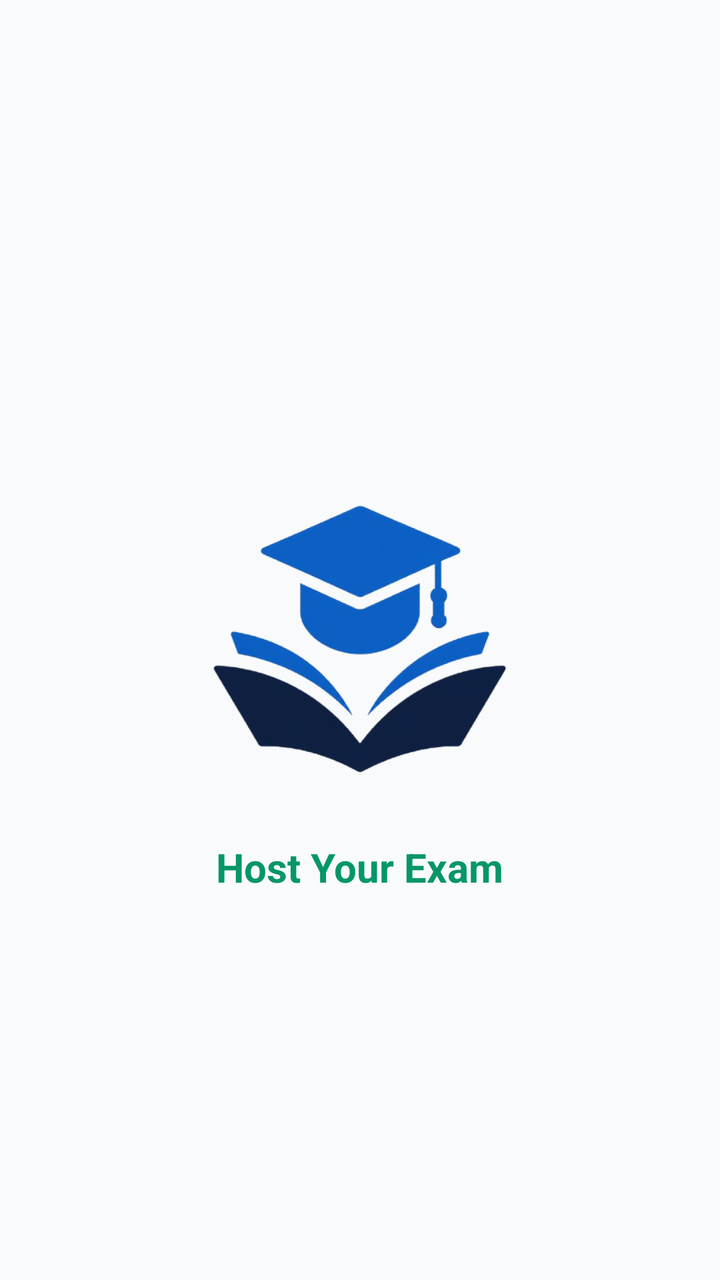
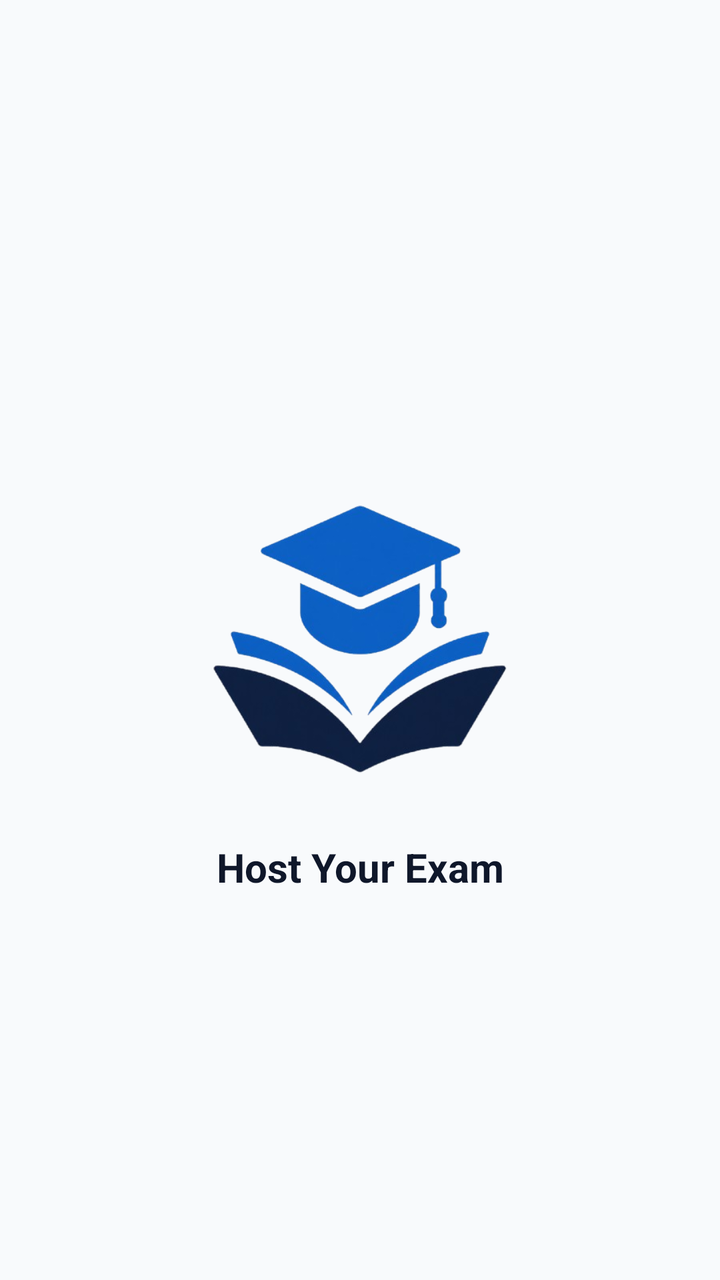

Two renders of the same Android screen: before a commit and after it. Below are the layout's source before the change and the commit's diff.
<!-- AndroidManifest.xml: application theme Theme.TestMaster -->
<!-- res/layout/activity_splash_screen.xml -->
<?xml version="1.0" encoding="utf-8"?>
<androidx.constraintlayout.widget.ConstraintLayout xmlns:android="http://schemas.android.com/apk/res/android"
    xmlns:app="http://schemas.android.com/apk/res-auto"
    xmlns:tools="http://schemas.android.com/tools"
    android:layout_width="match_parent"
    android:layout_height="match_parent"
    android:background="@color/background"
    tools:context=".activities.SplashScreen">

    <ImageView
        android:id="@+id/imageView2"
        android:layout_width="200dp"
        android:layout_height="200dp"
        android:src="@drawable/appicon"
        app:layout_constraintBottom_toBottomOf="parent"
        app:layout_constraintEnd_toEndOf="parent"
        app:layout_constraintStart_toStartOf="parent"
        app:layout_constraintTop_toTopOf="parent" />

    <TextView
        android:layout_width="wrap_content"
        android:layout_height="wrap_content"
        android:text="Host Your Exam"
        android:textColor="@color/primary"
        android:textSize="20sp"
        android:textStyle="bold"
        app:layout_constraintEnd_toEndOf="@+id/imageView2"
        app:layout_constraintStart_toStartOf="@+id/imageView2"
        app:layout_constraintTop_toBottomOf="@+id/imageView2" />
</androidx.constraintlayout.widget.ConstraintLayout>
<!-- resources referenced by this layout -->
<resources>
  <color name="background">#F8FAFC</color>
  <color name="primary">#059669</color>
  <!-- drawable appicon: png bitmap (drawable, 84158 bytes) -->
  <style name="Theme.TestMaster" parent="Base.Theme.TestMaster" />
  <style name="Base.Theme.TestMaster" parent="Theme.Material3.DayNight.NoActionBar">
          
          <item name="colorPrimary">@color/primary</item>
          <item name="colorOnPrimary">@color/onPrimary</item>
          <item name="colorPrimaryContainer">@color/primaryContainer</item>
          <item name="colorOnPrimaryContainer">@color/onPrimaryContainer</item>
  
          <item name="colorSecondary">@color/secondary</item>
          <item name="colorOnSecondary">@color/onSecondary</item>
          <item name="colorSecondaryContainer">@color/secondaryContainer</item>
          <item name="colorOnSecondaryContainer">@color/onSecondaryContainer</item>
  
          
          <item name="android:windowBackground">@color/background</item>
          <item name="colorSurface">@color/surface</item>
          <item name="colorOnSurface">@color/onSurface</item>
          <item name="colorSurfaceVariant">@color/surfaceVariant</item>
          <item name="colorOnSurfaceVariant">@color/onSurfaceVariant</item>
          <item name="colorOutline">@color/outline</item>
  
          
          <item name="colorError">@color/error</item>
          <item name="colorOnError">@color/onError</item>
          <item name="colorErrorContainer">@color/errorContainer</item>
          <item name="colorOnErrorContainer">@color/onErrorContainer</item>
  
          
          <item name="android:statusBarColor">@color/surface</item>
          <item name="android:windowLightStatusBar">true</item>
      </style>
  <color name="onPrimary">#FFFFFF</color>
  <color name="primaryContainer">#D1FAE5</color>
  <color name="onPrimaryContainer">#064E3B</color>
  <color name="secondary">#64748B</color>
  <color name="onSecondary">#FFFFFF</color>
  <color name="secondaryContainer">#F1F5F9</color>
  <color name="onSecondaryContainer">#0F172A</color>
  <color name="surface">#FFFFFF</color>
  <color name="onSurface">#0F172A</color>
  <color name="surfaceVariant">#E2E8F0</color>
  <color name="onSurfaceVariant">#475569</color>
  <color name="outline">#94A3B8</color>
  <color name="error">#EF4444</color>
  <color name="onError">#FFFFFF</color>
  <color name="errorContainer">#FEE2E2</color>
  <color name="onErrorContainer">#991B1B</color>
</resources>

<!-- the commit's change to res/layout/activity_splash_screen.xml (unified diff, before → after) -->
@@ -21,8 +21,9 @@
         android:layout_width="wrap_content"
         android:layout_height="wrap_content"
         android:text="Host Your Exam"
-        android:textColor="@color/primary"
+        android:textColor="@color/onPrimary"
         android:textSize="20sp"
+        android:gravity="center"
         android:textStyle="bold"
         app:layout_constraintEnd_toEndOf="@+id/imageView2"
         app:layout_constraintStart_toStartOf="@+id/imageView2"
<!-- resource entries referenced after the edit -->
@@ -1,7 +1,7 @@
 <!-- resources referenced by this layout -->
 <resources>
   <color name="background">#F8FAFC</color>
-  <color name="primary">#059669</color>
+  <color name="primary">#FFFFFF</color>
   <!-- drawable appicon: png bitmap (drawable, 84158 bytes) -->
   <style name="Theme.TestMaster" parent="Base.Theme.TestMaster" />
   <style name="Base.Theme.TestMaster" parent="Theme.Material3.DayNight.NoActionBar">
@@ -34,21 +34,21 @@
           <item name="android:statusBarColor">@color/surface</item>
           <item name="android:windowLightStatusBar">true</item>
       </style>
-  <color name="onPrimary">#FFFFFF</color>
-  <color name="primaryContainer">#D1FAE5</color>
-  <color name="onPrimaryContainer">#064E3B</color>
+  <color name="onPrimary">#0F172A</color>
+  <color name="primaryContainer">#F1F5F9</color>
+  <color name="onPrimaryContainer">#0F172A</color>
   <color name="secondary">#64748B</color>
   <color name="onSecondary">#FFFFFF</color>
-  <color name="secondaryContainer">#F1F5F9</color>
+  <color name="secondaryContainer">#E2E8F0</color>
   <color name="onSecondaryContainer">#0F172A</color>
   <color name="surface">#FFFFFF</color>
   <color name="onSurface">#0F172A</color>
   <color name="surfaceVariant">#E2E8F0</color>
   <color name="onSurfaceVariant">#475569</color>
   <color name="outline">#94A3B8</color>
-  <color name="error">#EF4444</color>
+  <color name="error">#DC2626</color>
   <color name="onError">#FFFFFF</color>
   <color name="errorContainer">#FEE2E2</color>
-  <color name="onErrorContainer">#991B1B</color>
+  <color name="onErrorContainer">#7F1D1D</color>
 </resources>
 
